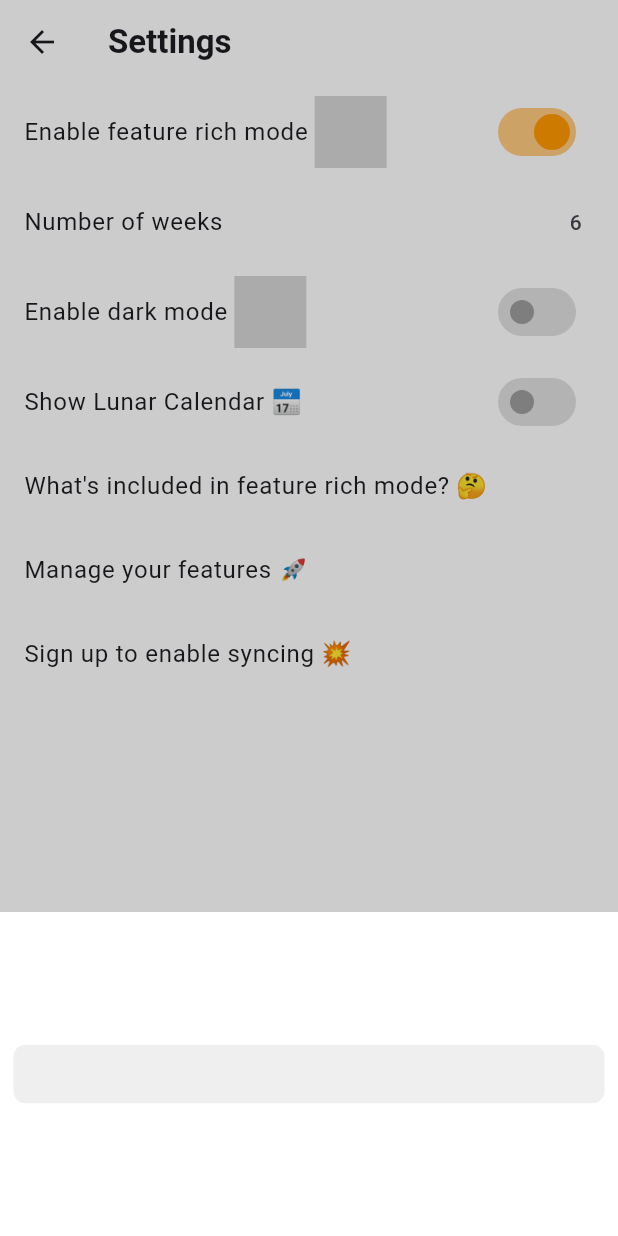
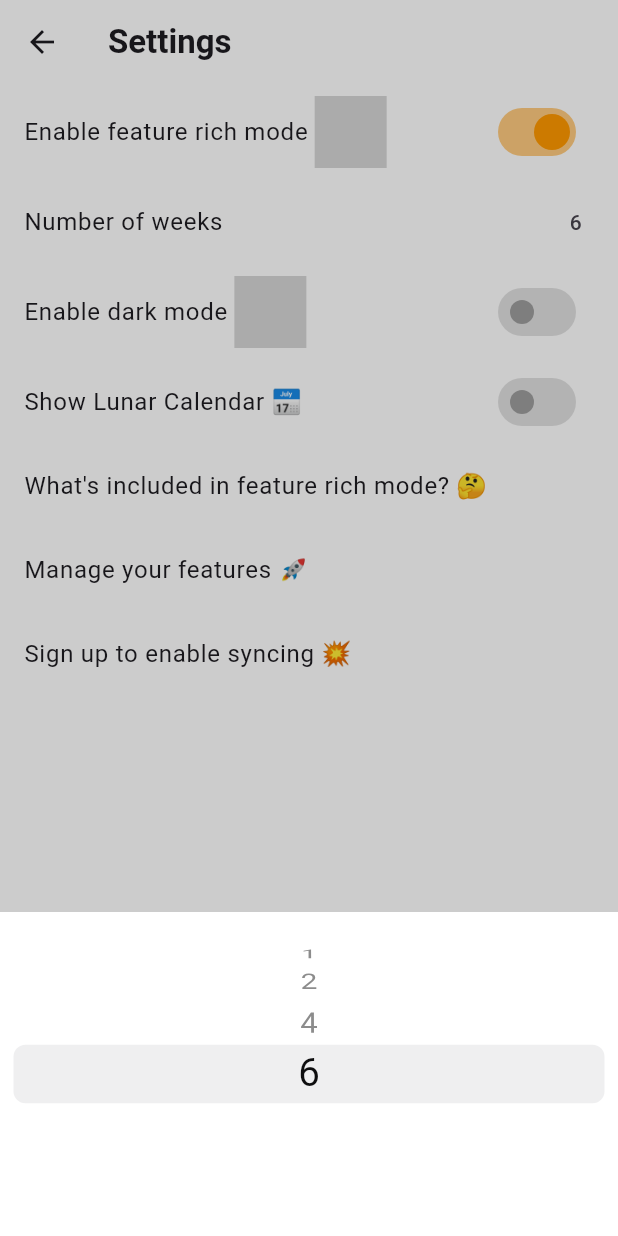
Before and after one commit to James1412/super_calendar, a Flutter app: the SettingsScreen screen opened directly, after a tap on "Enable feature rich mode", after a tap on "Number of weeks", on a phone screen of 412 x 824 dp. Run offline on Flutter 3.47's test engine with Material 3 defaults, Android fonts, the phone set to English and light mode, and no system bars; our stand-ins replace flutter_slidable, font_awesome_flutter, iconsax, syncfusion_flutter_calendar; missing offline and left inert: animated_emoji, lunar.

Commit message:
week number after disabling feature rich mode

```diff
--- a/lib/features/calendar/components/appointment_tile.dart
+++ b/lib/features/calendar/components/appointment_tile.dart
@@ -137,7 +137,7 @@ class _AppointmentTileState extends State<AppointmentTile> {
                       ),
                     ),
                     SizedBox(
-                      width: MediaQuery.of(context).size.width * 0.5,
+                      width: MediaQuery.of(context).size.width * 0.45,
                       child: Text(
                         widget.appointment.subject,
                         style: TextStyle(
--- a/lib/features/calendar/home_screen.dart
+++ b/lib/features/calendar/home_screen.dart
@@ -304,7 +304,6 @@ class _HomeScreenState extends State<HomeScreen> {
                         calendarLongPressDetails.date!,
                         calendarLongPressDetails.date!);
                   case ('week'):
-                    print(calendarLongPressDetails.date!);
                     repeat =
                         'FREQ=WEEKLY;BYDAY=${getDay(calendarLongPressDetails.date!)};INTERVAL=1';
                   case ('month'):
--- a/lib/features/settings/settings_screen.dart
+++ b/lib/features/settings/settings_screen.dart
@@ -87,6 +87,7 @@ class _SettingsScreenState extends State<SettingsScreen>
                       animateMuscle = true;
                     });
                   } else {
+                    context.read<SettingsItemViewModel>().index = 3;
                     setState(() {
                       animateMuscle = false;
                     });
@@ -132,10 +133,7 @@ class _SettingsScreenState extends State<SettingsScreen>
                                   .watch<SettingsItemViewModel>()
                                   .indexAndWeekNumList[i]
                                   .toString(),
-                              style: TextStyle(
-                                  color: isDarkMode(context)
-                                      ? Colors.black
-                                      : Colors.white),
+                              style: const TextStyle(color: Colors.black),
                             ),
                           ),
                       ],
```
